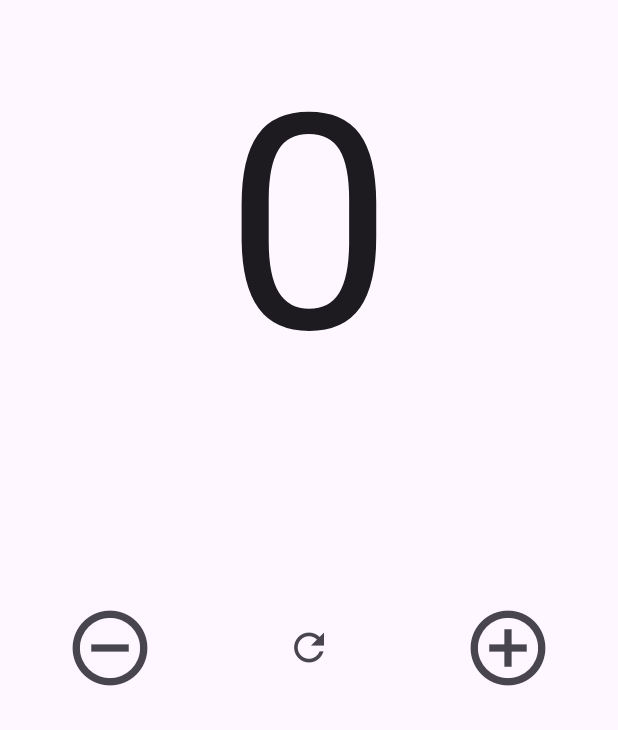
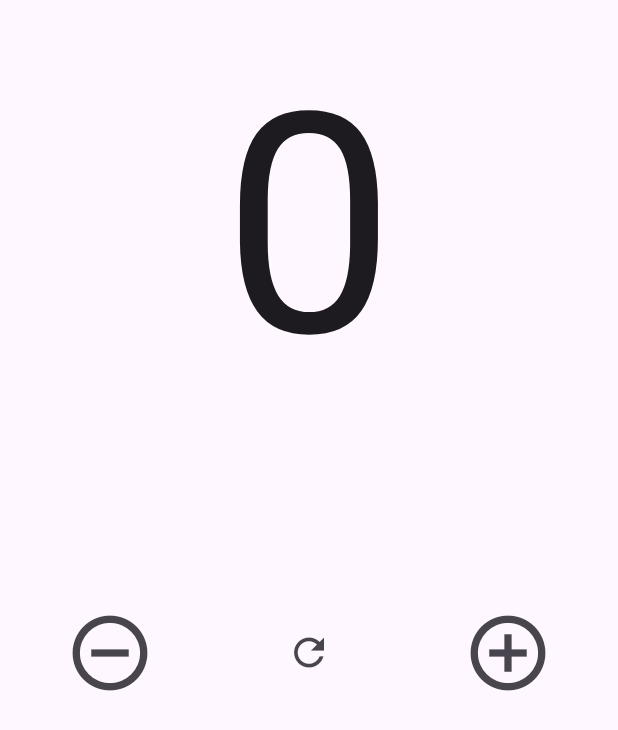
Before and after one commit to akshayrajkv/counter-app, a Flutter app: the screen it shows after launch, on a phone screen of 412 x 824 dp. Shown: the part 302-1032 px from the top of the screen. Run offline on Flutter 3.47's test engine with Material 3 defaults, Android fonts, the phone set to English and light mode, and no system bars.

Commit message:
Update home_screen.dart

```diff
--- a/lib/view/home_screen.dart
+++ b/lib/view/home_screen.dart
@@ -18,7 +18,7 @@ class HomeScreen extends StatelessWidget {
             children: [
 
               Center(
-                child: Text('${value.count}',style:const TextStyle(fontSize: 200),),
+                child: Text('${value.count}',style:const TextStyle(fontSize: 205),),
               ),
           const    SizedBox(height: 100,),
               Row(
```
